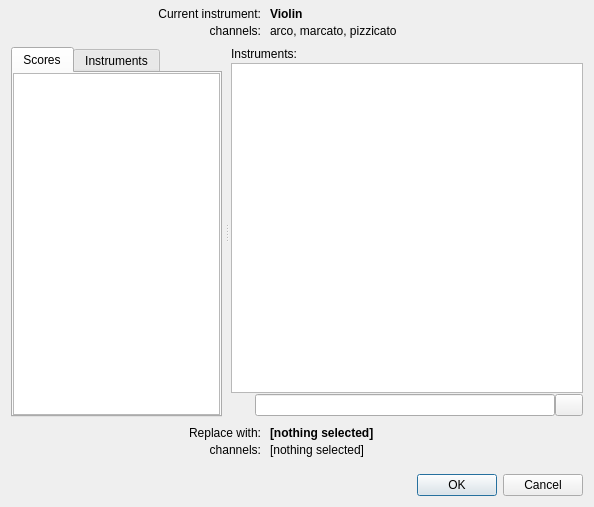
This is musecbox/dialogs/instrument_selection_dialog.ui in Zen-Master-SoSo/musecbox as Qt 5 draws it before an edit. The edited form follows.
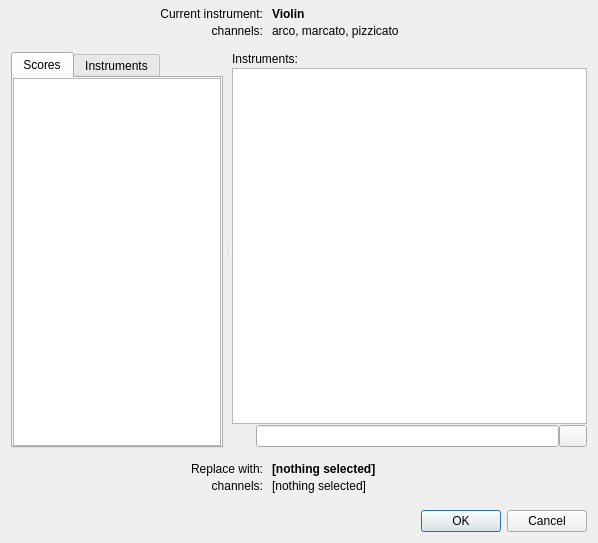
This is the edited form. Icons and pictures are not drawn.

The edit to the form file:
```diff
--- a/musecbox/dialogs/instrument_selection_dialog.ui
+++ b/musecbox/dialogs/instrument_selection_dialog.ui
@@ -6,8 +6,8 @@
    <rect>
     <x>0</x>
     <y>0</y>
-    <width>594</width>
-    <height>507</height>
+    <width>598</width>
+    <height>543</height>
    </rect>
   </property>
   <property name="windowTitle">
@@ -22,6 +22,9 @@
    </property>
    <item>
     <layout class="QGridLayout" name="gridcurr" columnstretch="4,5">
+     <property name="bottomMargin">
+      <number>5</number>
+     </property>
      <property name="verticalSpacing">
       <number>3</number>
      </property>
@@ -246,6 +249,9 @@
    </item>
    <item>
     <layout class="QGridLayout" name="gridrepl" columnstretch="4,5">
+     <property name="topMargin">
+      <number>5</number>
+     </property>
      <property name="bottomMargin">
       <number>8</number>
      </property>
```
